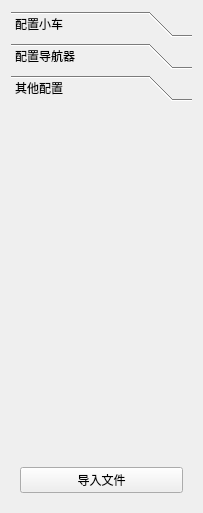
The window that Frontend/MapExploreSimSys/MESSWidgets/ExperimentConfigWidget.ui (2022SExSA/MapExploreSimSys) describes before a commit, drawn with Qt 5.
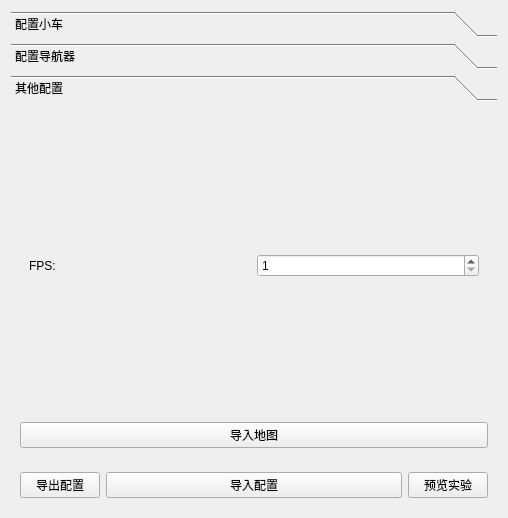
The same window after the commit. Custom widgets are drawn as their Qt base class.

Commit message: Impl Config subsystem & Experiment subsystem

The edit to the form file:
```diff
--- a/Frontend/MapExploreSimSys/MESSWidgets/ExperimentConfigWidget.ui
+++ b/Frontend/MapExploreSimSys/MESSWidgets/ExperimentConfigWidget.ui
@@ -6,8 +6,8 @@
    <rect>
     <x>0</x>
     <y>0</y>
-    <width>203</width>
-    <height>513</height>
+    <width>508</width>
+    <height>518</height>
    </rect>
   </property>
   <property name="windowTitle">
@@ -66,8 +66,8 @@
        <rect>
         <x>0</x>
         <y>0</y>
-        <width>185</width>
-        <height>417</height>
+        <width>490</width>
+        <height>378</height>
        </rect>
       </property>
       <attribute name="label">
@@ -75,12 +75,32 @@
       </attribute>
       <layout class="QVBoxLayout" name="verticalLayout_3">
        <item>
-        <widget class="ObjectEditWidget" name="navigatorEdit_2" native="true"/>
+        <widget class="QWidget" name="navigatorEdit_2" native="true">
+         <layout class="QHBoxLayout" name="horizontalLayout_2">
+          <item>
+           <widget class="QLabel" name="label_2">
+            <property name="text">
+             <string>FPS:</string>
+            </property>
+           </widget>
+          </item>
+          <item>
+           <widget class="QSpinBox" name="spinBoxFPS">
+            <property name="minimum">
+             <number>1</number>
+            </property>
+            <property name="maximum">
+             <number>60</number>
+            </property>
+           </widget>
+          </item>
+         </layout>
+        </widget>
        </item>
        <item>
         <widget class="QPushButton" name="pushButtonImportMap">
          <property name="text">
-          <string>导入文件</string>
+          <string>导入地图</string>
          </property>
         </widget>
        </item>
@@ -88,6 +108,33 @@
      </widget>
     </widget>
    </item>
+   <item>
+    <widget class="QWidget" name="widgetExtGroup" native="true">
+     <layout class="QHBoxLayout" name="horizontalLayout_3" stretch="2,8,2">
+      <item>
+       <widget class="QPushButton" name="pushButtonExport">
+        <property name="text">
+         <string>导出配置</string>
+        </property>
+       </widget>
+      </item>
+      <item>
+       <widget class="QPushButton" name="pushButtonImport">
+        <property name="text">
+         <string>导入配置</string>
+        </property>
+       </widget>
+      </item>
+      <item>
+       <widget class="QPushButton" name="pushButtonPreviewExperiment">
+        <property name="text">
+         <string>预览实验</string>
+        </property>
+       </widget>
+      </item>
+     </layout>
+    </widget>
+   </item>
   </layout>
  </widget>
  <customwidgets>
```
Left out of the diff: 34 changed lines with no effect on the pictures. The commit also changes 19 other files.
